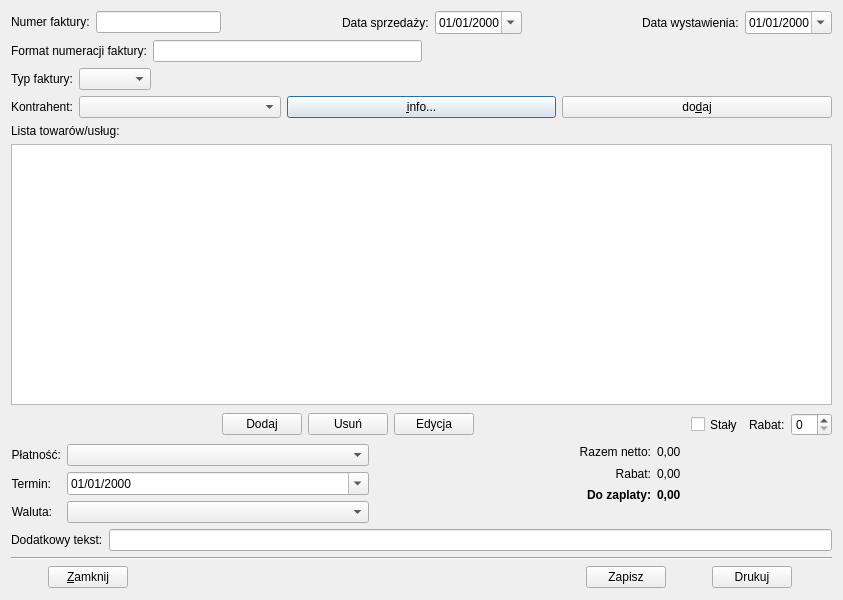
The window that qfaktury/ui/InvoiceDialog.ui (tkQCompany/qcompany) describes before a commit, drawn with Qt 5.
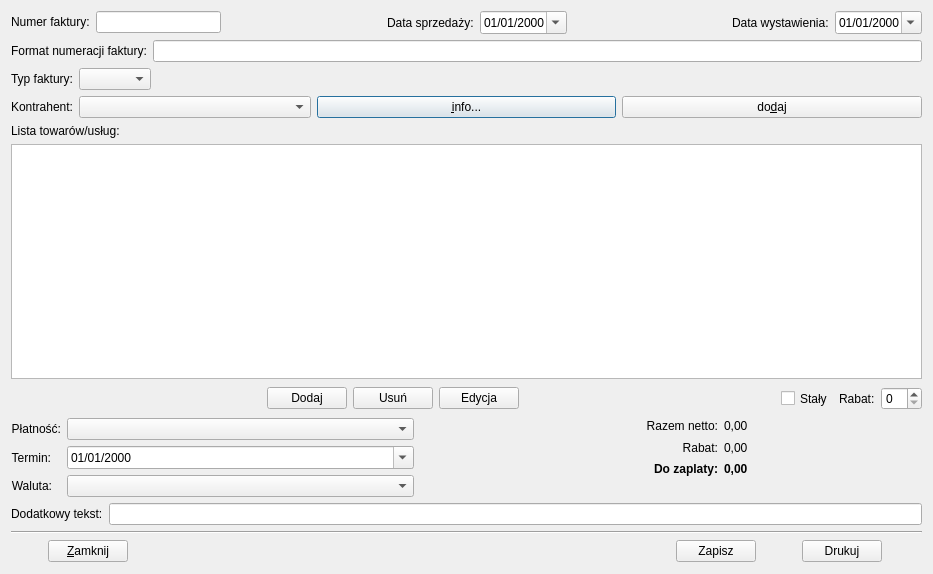
The same window after the commit. Icons and pictures are not drawn.

Commit message: - Extended list of countries + related changes in other files (like modifying DB schema) - Extended list of currencies + related changes in other files (like modifying DB schema) - Added feature of online updating currency rates - Corrected some initial settings of unit tests and separating repeating code to the new file TestsCommon.h + qfakturyTestsCommon.pri - Small fixes of InvoiceDialog class

Patch:
```diff
--- a/qfaktury/ui/InvoiceDialog.ui
+++ b/qfaktury/ui/InvoiceDialog.ui
@@ -6,8 +6,8 @@
    <rect>
     <x>0</x>
     <y>0</y>
-    <width>843</width>
-    <height>600</height>
+    <width>933</width>
+    <height>574</height>
    </rect>
   </property>
   <property name="windowTitle">
@@ -152,6 +152,9 @@
    </item>
    <item>
     <layout class="QHBoxLayout" name="horizontalLayout_7">
+     <property name="spacing">
+      <number>0</number>
+     </property>
      <item>
       <layout class="QFormLayout" name="formLayout_7">
        <item row="0" column="0">
@@ -166,6 +169,12 @@
        </item>
        <item row="0" column="1">
         <widget class="QLineEdit" name="lineEditInvNumFormat">
+         <property name="sizePolicy">
+          <sizepolicy hsizetype="Expanding" vsizetype="Fixed">
+           <horstretch>0</horstretch>
+           <verstretch>0</verstretch>
+          </sizepolicy>
+         </property>
          <property name="readOnly">
           <bool>true</bool>
          </property>
@@ -173,19 +182,6 @@
        </item>
       </layout>
      </item>
-     <item>
-      <spacer name="horizontalSpacer_2">
-       <property name="orientation">
-        <enum>Qt::Horizontal</enum>
-       </property>
-       <property name="sizeHint" stdset="0">
-        <size>
-         <width>40</width>
-         <height>20</height>
-        </size>
-       </property>
-      </spacer>
-     </item>
     </layout>
    </item>
    <item>
```
Left out of the diff: 3 changed lines with no effect on the pictures. The commit also changes 55 other files.
